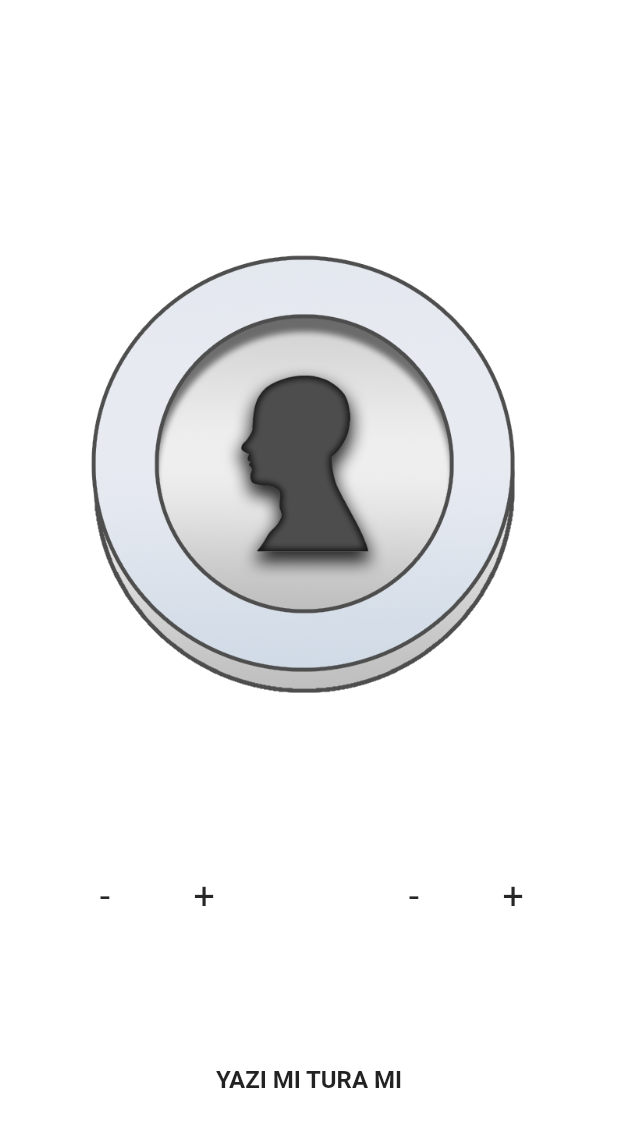
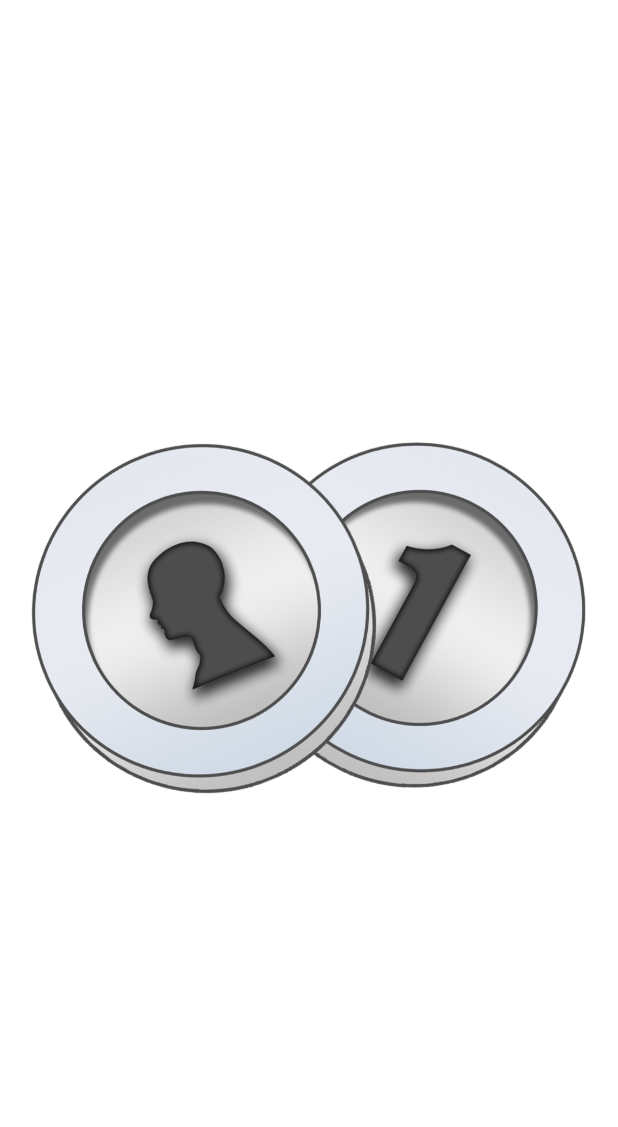
Before and after one commit to KLYCHUB/heads_or_tails, a Flutter app: the first screen one second after launch, on a phone screen of 412 x 824 dp. Shown: the top 1127 px of the screen. Run offline on Flutter 3.47's test engine with Material 2 defaults, Android fonts, the phone set to English and light mode, and no system bars; drawn by our look-alikes of animated_splash_screen, flip_card; our stand-ins replace audioplayers, font_awesome_flutter.

Commit message:
Update V1

```diff
--- a/lib/main.dart
+++ b/lib/main.dart
@@ -1,5 +1,5 @@
 import 'package:flutter/material.dart';
-import 'package:flutter_heads_or_tails/pages/home_page.dart';
+import 'package:flutter_heads_or_tails/pages/splash_screen.dart';
 import 'package:flutter_heads_or_tails/product/color/color_items.dart';
 
 void main() {
@@ -22,7 +22,7 @@
         ),
         primarySwatch: Colors.blue,
       ),
-      home: const MyHomePage(),
+      home: const SplashScreen(),
     );
   }
 }
--- a/lib/pages/home_page.dart
+++ b/lib/pages/home_page.dart
@@ -6,6 +6,7 @@
 import 'package:flip_card/flip_card.dart';
 import 'package:url_launcher/url_launcher.dart';
 import 'package:font_awesome_flutter/font_awesome_flutter.dart';
+import 'package:audioplayers/audioplayers.dart';
 
 import '../product/color/color_items.dart';
 import '../product/lang/langue_item.dart';
--- /dev/null
+++ b/lib/pages/splash_screen.dart
@@ -0,0 +1,73 @@
+import 'dart:async';
+
+import 'package:flip_card/flip_card.dart';
+import 'package:flutter/material.dart';
+import 'package:animated_splash_screen/animated_splash_screen.dart';
+import 'package:flutter_heads_or_tails/pages/home_page.dart';
+import 'package:flutter_heads_or_tails/product/color/color_items.dart';
+
+class SplashScreen extends StatefulWidget {
+  const SplashScreen({super.key});
+
+  @override
+  State<SplashScreen> createState() => _SplashScreenState();
+}
+
+class _SplashScreenState extends State<SplashScreen> {
+  final GlobalKey<FlipCardState> cardKey = GlobalKey<FlipCardState>();
+  bool _isFrontSide = true;
+
+  void _startFlipCardLoop() {
+    Timer.periodic(const Duration(seconds: 1), (timer) {
+      if (mounted) {
+        setState(() {
+          _isFrontSide = !_isFrontSide;
+        });
+        cardKey.currentState!.toggleCard();
+      }
+    });
+  }
+
+  @override
+  void initState() {
+    super.initState();
+    _startFlipCardLoop();
+  }
+
+  @override
+  Widget build(BuildContext context) {
+    return AnimatedSplashScreen(
+      splash: SizedBox(
+        child: Column(
+          crossAxisAlignment: CrossAxisAlignment.center,
+          mainAxisAlignment: MainAxisAlignment.center,
+          children: [
+            Padding(
+              padding: const EdgeInsets.all(10),
+              child: FlipCard(
+                key: cardKey,
+                front: const Image(
+                    image: AssetImage("assets/image/ic_launcher.png")),
+                back: const Image(
+                    image: AssetImage("assets/image/ic_launcher.png")),
+                flipOnTouch: false,
+                direction: FlipDirection.VERTICAL,
+                speed: 500,
+                onFlipDone: (isFrontSide) {
+                  setState(() {
+                    _isFrontSide = isFrontSide;
+                  });
+                },
+              ),
+            ),
+          ],
+        ),
+      ),
+      splashIconSize: 10000,
+      centered: true,
+      duration: 2000,
+      backgroundColor: ProjectColor().bg,
+      nextScreen: const MyHomePage(),
+    );
+  }
+}
--- a/pubspec.yaml
+++ b/pubspec.yaml
@@ -38,6 +38,8 @@
   font_awesome_flutter: ^10.4.0
   url_launcher: ^6.1.10
   flip_card: ^0.7.0
+  animated_splash_screen: ^1.3.0
+  audioplayers: ^3.0.1
 
 dev_dependencies:
   flutter_test:
@@ -65,6 +67,7 @@
   assets:
     - assets/image/yazi.jpeg
     - assets/image/tura.jpeg
+    - assets/image/ic_launcher.png
 
   # An image asset can refer to one or more resolution-specific "variants", see
   # https://flutter.dev/assets-and-images/#resolution-aware
```
Also changed, not shown: assets/image/ic_launcher.png (added), pubspec.lock, 7 other files.
